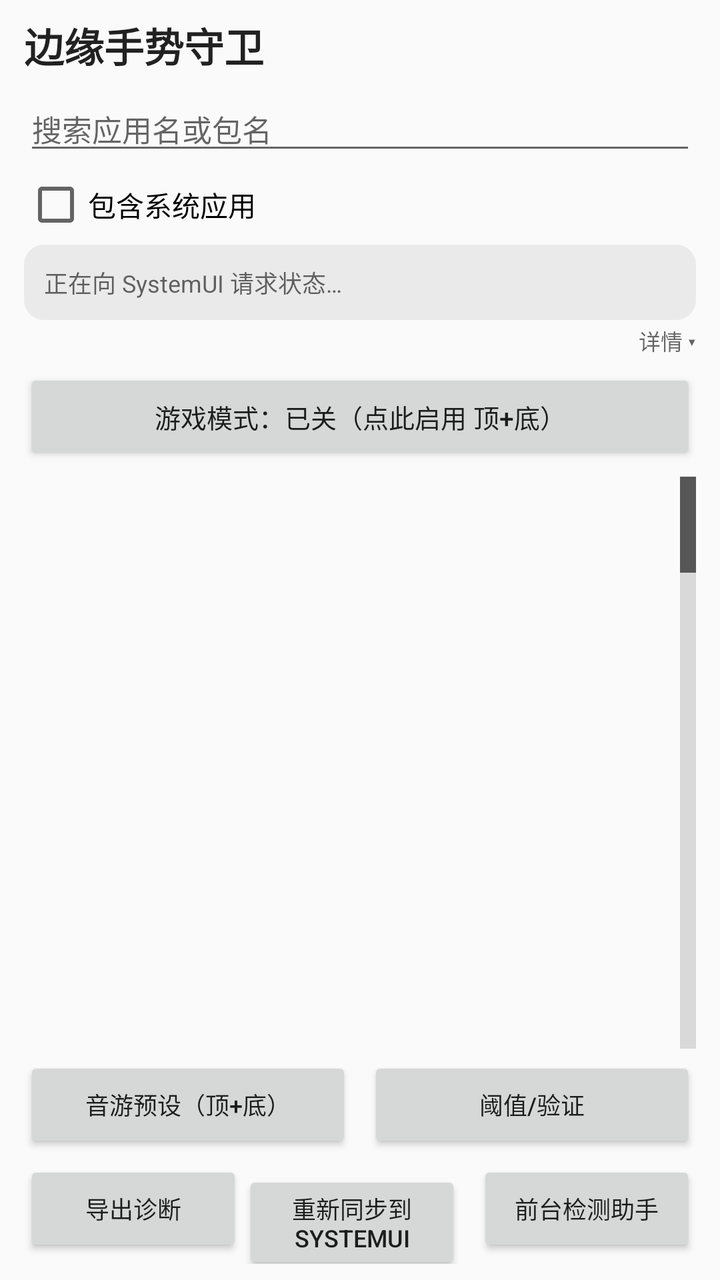
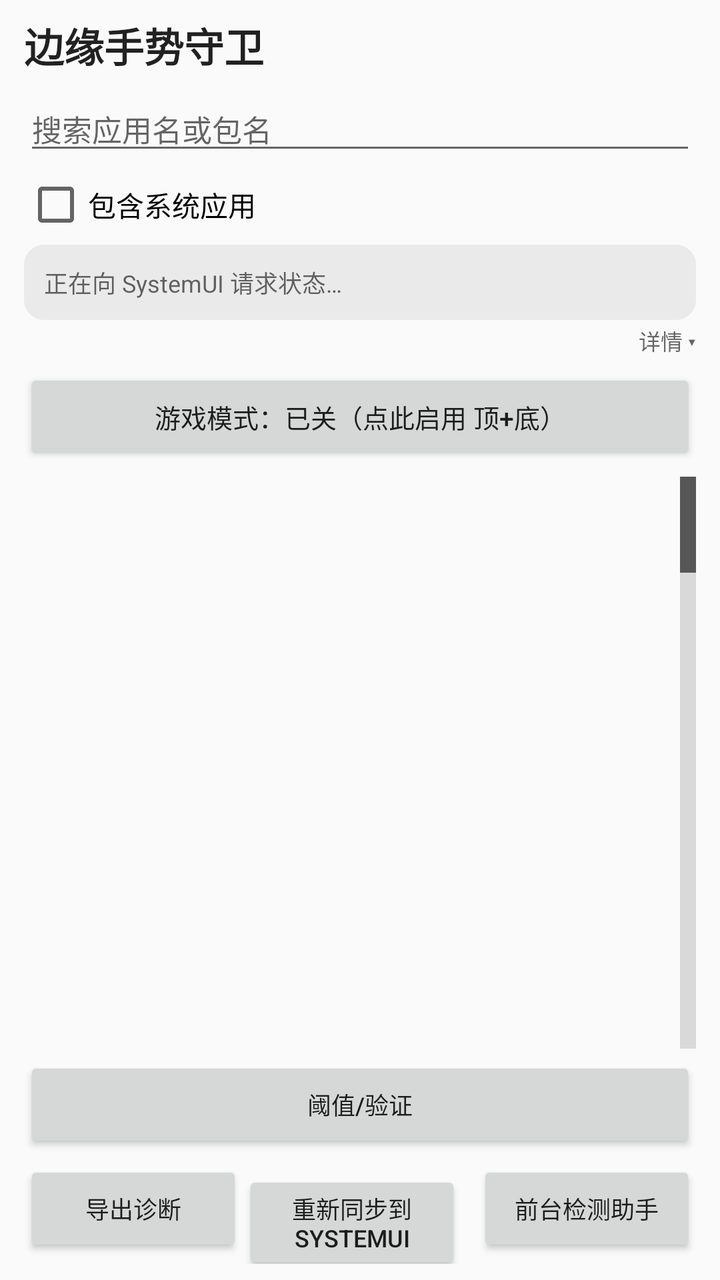

Two renders of the same Android screen: before a commit and after it. Below are the layout's source before the change and the commit's diff.
<!-- AndroidManifest.xml: application theme AppTheme -->
<!-- res/layout/activity_main.xml -->
<?xml version="1.0" encoding="utf-8"?>
<LinearLayout xmlns:android="http://schemas.android.com/apk/res/android"
    android:layout_width="match_parent"
    android:layout_height="match_parent"
    android:fitsSystemWindows="true"
    android:orientation="vertical"
    android:paddingLeft="12dp"
    android:paddingTop="8dp"
    android:paddingRight="12dp"
    android:paddingBottom="8dp">

    <TextView
        android:layout_width="match_parent"
        android:layout_height="wrap_content"
        android:paddingBottom="6dp"
        android:text="@string/app_name"
        android:textColor="?android:attr/textColorPrimary"
        android:textSize="20sp"
        android:textStyle="bold" />

    <EditText
        android:id="@+id/search"
        android:layout_width="match_parent"
        android:layout_height="wrap_content"
        android:hint="@string/search_hint"
        android:importantForAutofill="no"
        android:inputType="text"
        android:maxLines="1"
        android:textSize="15sp" />

    <CheckBox
        android:id="@+id/include_system"
        android:layout_width="wrap_content"
        android:layout_height="wrap_content"
        android:minHeight="40dp"
        android:text="@string/include_system_apps"
        android:textSize="14sp" />

    
    <TextView
        android:id="@+id/status_brief"
        android:layout_width="match_parent"
        android:layout_height="wrap_content"
        android:background="@drawable/bg_panel"
        android:lineSpacingExtra="2dp"
        android:padding="10dp"
        android:text="@string/status_loading"
        android:textColor="?android:attr/textColorSecondary"
        android:textSize="12sp" />

    <TextView
        android:id="@+id/status_toggle"
        android:layout_width="match_parent"
        android:layout_height="wrap_content"
        android:gravity="end"
        android:paddingTop="2dp"
        android:paddingBottom="2dp"
        android:text="@string/status_show_detail"
        android:textColor="?android:attr/textColorSecondary"
        android:textSize="11sp" />

    
    <ScrollView
        android:id="@+id/status_scroll"
        android:layout_width="match_parent"
        android:layout_height="200dp"
        android:background="@drawable/bg_panel"
        android:padding="8dp"
        android:scrollbars="vertical"
        android:visibility="gone">

        <TextView
            android:id="@+id/status_view"
            android:layout_width="match_parent"
            android:layout_height="wrap_content"
            android:lineSpacingExtra="2dp"
            android:text="@string/status_loading"
            android:textColor="?android:attr/textColorSecondary"
            android:textIsSelectable="true"
            android:textSize="12sp" />
    </ScrollView>

    <Button
        android:id="@+id/btn_game_mode"
        android:layout_width="match_parent"
        android:layout_height="wrap_content"
        android:layout_marginTop="4dp"
        android:text="@string/btn_game_mode_off"
        android:textSize="13sp" />

    <FrameLayout
        android:layout_width="match_parent"
        android:layout_height="0dp"
        android:layout_marginTop="6dp"
        android:layout_weight="1">

        <ListView
            android:id="@+id/app_list"
            android:layout_width="match_parent"
            android:layout_height="match_parent"
            android:divider="?android:attr/listDivider"
            android:dividerHeight="1px"
            android:fastScrollEnabled="true" />

        <TextView
            android:id="@+id/empty_view"
            android:layout_width="match_parent"
            android:layout_height="match_parent"
            android:gravity="center"
            android:text="@string/empty_list"
            android:textColor="?android:attr/textColorSecondary"
            android:textSize="14sp"
            android:visibility="gone" />
    </FrameLayout>

    <LinearLayout
        android:layout_width="match_parent"
        android:layout_height="wrap_content"
        android:orientation="horizontal"
        android:paddingTop="4dp">

        <Button
            android:id="@+id/btn_game_preset"
            android:layout_width="0dp"
            android:layout_height="wrap_content"
            android:layout_weight="1"
            android:text="@string/btn_game_preset"
            android:textSize="12sp" />

        <Button
            android:id="@+id/btn_tuning"
            android:layout_width="0dp"
            android:layout_height="wrap_content"
            android:layout_marginStart="8dp"
            android:layout_weight="1"
            android:text="@string/btn_tuning"
            android:textSize="12sp" />
    </LinearLayout>

    <LinearLayout
        android:layout_width="match_parent"
        android:layout_height="wrap_content"
        android:orientation="horizontal"
        android:paddingTop="4dp">

        <Button
            android:id="@+id/btn_export_diag"
            android:layout_width="0dp"
            android:layout_height="wrap_content"
            android:layout_weight="1"
            android:text="@string/btn_export_diag"
            android:textSize="12sp" />

        <Button
            android:id="@+id/btn_sync"
            android:layout_width="0dp"
            android:layout_height="wrap_content"
            android:layout_weight="1"
            android:text="@string/btn_sync"
            android:textSize="12sp" />

        <Button
            android:id="@+id/btn_accessibility"
            android:layout_width="0dp"
            android:layout_height="wrap_content"
            android:layout_marginStart="8dp"
            android:layout_weight="1"
            android:text="@string/btn_accessibility"
            android:textSize="12sp" />
    </LinearLayout>
</LinearLayout>
<!-- resources referenced by this layout -->
<resources>
  <!-- drawable bg_panel (drawable) -->
  <?xml version="1.0" encoding="utf-8"?>
  <shape xmlns:android="http://schemas.android.com/apk/res/android"
      android:shape="rectangle">
      <solid android:color="#22808080" />
      <corners android:radius="10dp" />
  </shape>
  <string name="app_name">边缘手势守卫</string>
  <string name="btn_accessibility">前台检测助手</string>
  <string name="btn_export_diag">导出诊断</string>
  <string name="btn_game_mode_off">游戏模式：已关（点此启用 顶+底）</string>
  <string name="btn_game_preset">音游预设（顶+底）</string>
  <string name="btn_sync">重新同步到 SystemUI</string>
  <string name="btn_tuning">阈值/验证</string>
  <string name="empty_list">没有匹配的应用</string>
  <string name="include_system_apps">包含系统应用</string>
  <string name="search_hint">搜索应用名或包名</string>
  <string name="status_loading">正在向 SystemUI 请求状态…</string>
  <string name="status_show_detail">详情 ▾</string>
  <style name="AppTheme" parent="@android:style/Theme.Material.Light.NoActionBar">
          <item name="android:windowBackground">?android:attr/colorBackground</item>
      </style>
</resources>

<!-- the commit's change to res/layout/activity_main.xml (unified diff, before → after) -->
@@ -120,18 +120,9 @@
         android:paddingTop="4dp">
 
         <Button
-            android:id="@+id/btn_game_preset"
-            android:layout_width="0dp"
-            android:layout_height="wrap_content"
-            android:layout_weight="1"
-            android:text="@string/btn_game_preset"
-            android:textSize="12sp" />
-
-        <Button
             android:id="@+id/btn_tuning"
             android:layout_width="0dp"
             android:layout_height="wrap_content"
-            android:layout_marginStart="8dp"
             android:layout_weight="1"
             android:text="@string/btn_tuning"
             android:textSize="12sp" />
<!-- resource entries referenced after the edit -->
@@ -11,7 +11,6 @@
   <string name="btn_accessibility">前台检测助手</string>
   <string name="btn_export_diag">导出诊断</string>
   <string name="btn_game_mode_off">游戏模式：已关（点此启用 顶+底）</string>
-  <string name="btn_game_preset">音游预设（顶+底）</string>
   <string name="btn_sync">重新同步到 SystemUI</string>
   <string name="btn_tuning">阈值/验证</string>
   <string name="empty_list">没有匹配的应用</string>
